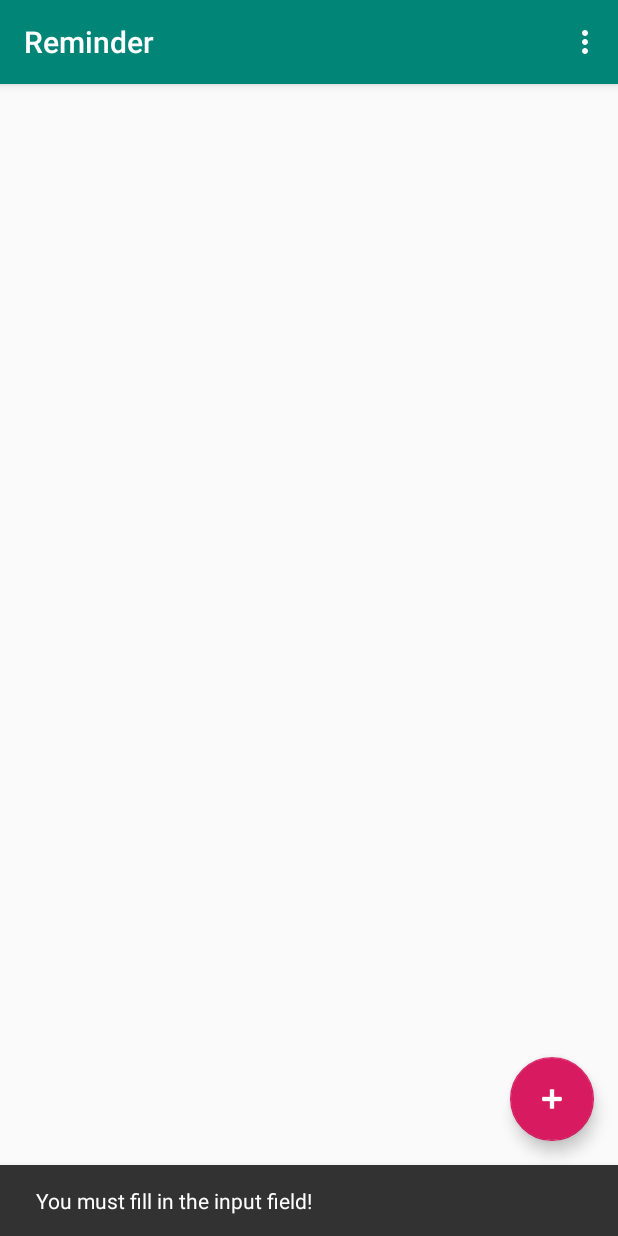
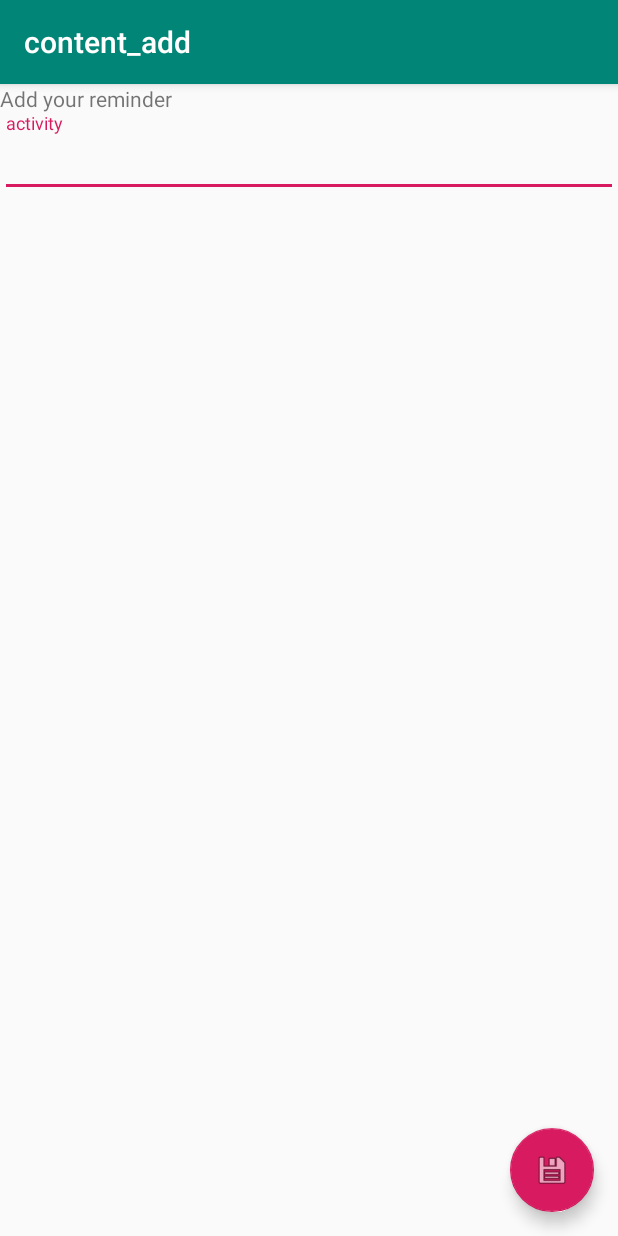
Before and after one commit to LorenzoKorn/reminderApp, an Android app: the screen it shows after launch (MainActivity before the commit, AddActivity after it), after a tap on an icon or button, on a phone screen of 412 x 824 dp. Run offline under Robolectric (Android 15) with nearby library versions, the phone set to English and light mode, and no system bars.

Commit message:
implemented multiscreen

```diff
--- a/app/build.gradle
+++ b/app/build.gradle
@@ -20,11 +20,14 @@ android {
             proguardFiles getDefaultProguardFile('proguard-android-optimize.txt'), 'proguard-rules.pro'
         }
     }
+    androidExtensions {
+        experimental = true
+    }
 }
 
 dependencies {
     implementation fileTree(dir: 'libs', include: ['*.jar'])
-    implementation"org.jetbrains.kotlin:kotlin-stdlib-jdk7:$kotlin_version"
+    implementation "org.jetbrains.kotlin:kotlin-stdlib-jdk7:$kotlin_version"
     implementation 'androidx.appcompat:appcompat:1.0.2'
     implementation 'androidx.core:core-ktx:1.0.2'
     implementation 'androidx.constraintlayout:constraintlayout:1.1.3'
--- a/app/src/main/AndroidManifest.xml
+++ b/app/src/main/AndroidManifest.xml
@@ -9,6 +9,10 @@
         android:roundIcon="@mipmap/ic_launcher_round"
         android:supportsRtl="true"
         android:theme="@style/AppTheme">
+        <activity
+            android:name=".AddActivity"
+            android:label="@string/title_activity_content_add"
+            android:theme="@style/AppTheme.NoActionBar"></activity>
         <activity
             android:name=".MainActivity"
             android:label="@string/app_name"
--- /dev/null
+++ b/app/src/main/java/com/example/reminder/AddActivity.kt
@@ -0,0 +1,46 @@
+package com.example.reminder
+
+import android.app.Activity
+import android.content.Intent
+import android.os.Bundle
+import android.widget.Toast
+import com.google.android.material.snackbar.Snackbar
+import androidx.appcompat.app.AppCompatActivity
+
+import kotlinx.android.synthetic.main.activity_content_add.*
+import kotlinx.android.synthetic.main.content_add.*
+
+const val EXTRA_REMINDER = "EXTRA_REMINDER"
+
+class AddActivity : AppCompatActivity() {
+
+    override fun onCreate(savedInstanceState: Bundle?) {
+        super.onCreate(savedInstanceState)
+        setContentView(R.layout.activity_content_add)
+        setSupportActionBar(toolbar)
+
+        initViews()
+    }
+
+    private fun initViews() {
+        fab.setOnClickListener {
+            onSaveClick()
+        }
+    }
+
+    private fun onSaveClick() {
+        if (etAddReminder.text.toString().isNotBlank()) {
+            val reminder = Reminder(etAddReminder.text.toString())
+            val resultIntent = Intent()
+            resultIntent.putExtra(EXTRA_REMINDER, reminder)
+            setResult(Activity.RESULT_OK, resultIntent)
+            finish()
+        } else {
+            Toast.makeText(
+                this, "The reminder cannot be empty"
+                , Toast.LENGTH_SHORT
+            ).show()
+        }
+    }
+
+}
--- a/app/src/main/java/com/example/reminder/MainActivity.kt
+++ b/app/src/main/java/com/example/reminder/MainActivity.kt
@@ -1,7 +1,8 @@
 package com.example.reminder
 
+import android.app.Activity
+import android.content.Intent
 import android.os.Bundle
-import com.google.android.material.snackbar.Snackbar
 import androidx.appcompat.app.AppCompatActivity
 import android.view.Menu
 import android.view.MenuItem
@@ -12,6 +13,8 @@ import androidx.recyclerview.widget.RecyclerView
 
 import kotlinx.android.synthetic.main.activity_main.*
 import kotlinx.android.synthetic.main.content_main.*
+
+const val ADD_REMINDER_REQUEST_CODE = 100
 
 class MainActivity : AppCompatActivity() {
 
@@ -26,8 +29,7 @@ class MainActivity : AppCompatActivity() {
         initViews()
 
         fab.setOnClickListener {
-            val reminder = etReminderX.text.toString()
-            addReminder(reminder)
+            startAddActivity()
         }
     }
 
@@ -42,17 +44,6 @@ class MainActivity : AppCompatActivity() {
             )
         )
         createItemTouchHelper().attachToRecyclerView(rvReminders)
-    }
-
-    private fun addReminder(reminder: String) {
-        if (reminder.isNotBlank()) {
-            reminders.add(Reminder(reminder))
-            reminderAdapter.notifyDataSetChanged()
-            etReminderX.text?.clear()
-        } else {
-            Snackbar.make(etReminderX, "You must fill in the input field!", Snackbar.LENGTH_SHORT)
-                .show()
-        }
     }
 
     private fun createItemTouchHelper(): ItemTouchHelper {
@@ -89,4 +80,23 @@ class MainActivity : AppCompatActivity() {
             else -> super.onOptionsItemSelected(item)
         }
     }
+
+    // get the Reminder object from 'envelope'
+    override fun onActivityResult(requestCode: Int, resultCode: Int, data: Intent?) {
+        if (resultCode == Activity.RESULT_OK) {
+            when (requestCode) {
+                ADD_REMINDER_REQUEST_CODE -> {
+                    val reminder = data!!.getParcelableExtra<Reminder>(EXTRA_REMINDER)
+                    reminders.add(reminder)
+                    reminderAdapter.notifyDataSetChanged()
+                }
+            }
+        }
+    }
+
+
+    private fun startAddActivity() {
+        val intent = Intent(this, AddActivity::class.java)
+        startActivityForResult(intent, ADD_REMINDER_REQUEST_CODE)
+    }
 }
--- a/app/src/main/java/com/example/reminder/Reminder.kt
+++ b/app/src/main/java/com/example/reminder/Reminder.kt
@@ -1,3 +1,7 @@
 package com.example.reminder
 
-data class Reminder(var reminder: String)
+import android.os.Parcelable
+import kotlinx.android.parcel.Parcelize
+
+@Parcelize
+data class Reminder(var reminder: String) : Parcelable
--- /dev/null
+++ b/app/src/main/res/layout/activity_content_add.xml
@@ -0,0 +1,33 @@
+<?xml version="1.0" encoding="utf-8"?>
+<androidx.coordinatorlayout.widget.CoordinatorLayout xmlns:android="http://schemas.android.com/apk/res/android"
+    xmlns:app="http://schemas.android.com/apk/res-auto"
+    xmlns:tools="http://schemas.android.com/tools"
+    android:layout_width="match_parent"
+    android:layout_height="match_parent"
+    tools:context=".AddActivity">
+
+    <com.google.android.material.appbar.AppBarLayout
+        android:layout_width="match_parent"
+        android:layout_height="wrap_content"
+        android:theme="@style/AppTheme.AppBarOverlay">
+
+        <androidx.appcompat.widget.Toolbar
+            android:id="@+id/toolbar"
+            android:layout_width="match_parent"
+            android:layout_height="?attr/actionBarSize"
+            android:background="?attr/colorPrimary"
+            app:popupTheme="@style/AppTheme.PopupOverlay" />
+
+    </com.google.android.material.appbar.AppBarLayout>
+
+    <include layout="@layout/content_add" />
+
+    <com.google.android.material.floatingactionbutton.FloatingActionButton
+        android:id="@+id/fab"
+        android:layout_width="wrap_content"
+        android:layout_height="wrap_content"
+        android:layout_gravity="bottom|end"
+        android:layout_margin="@dimen/fab_margin"
+        app:srcCompat="@android:drawable/ic_menu_save" />
+
+</androidx.coordinatorlayout.widget.CoordinatorLayout>
--- /dev/null
+++ b/app/src/main/res/layout/content_add.xml
@@ -0,0 +1,34 @@
+<?xml version="1.0" encoding="utf-8"?>
+<androidx.constraintlayout.widget.ConstraintLayout xmlns:android="http://schemas.android.com/apk/res/android"
+    xmlns:app="http://schemas.android.com/apk/res-auto"
+    xmlns:tools="http://schemas.android.com/tools"
+    android:layout_width="match_parent"
+    android:layout_height="match_parent"
+    app:layout_behavior="@string/appbar_scrolling_view_behavior"
+    tools:context=".AddActivity"
+    tools:showIn="@layout/activity_content_add">
+
+    <com.google.android.material.textfield.TextInputLayout
+        android:layout_width="match_parent"
+        android:layout_height="wrap_content"
+        app:layout_constraintEnd_toEndOf="parent"
+        app:layout_constraintHorizontal_bias="0.0"
+        app:layout_constraintStart_toStartOf="parent"
+        app:layout_constraintTop_toBottomOf="@+id/textView">
+
+        <com.google.android.material.textfield.TextInputEditText
+            android:id="@+id/etAddReminder"
+            android:layout_width="match_parent"
+            android:layout_height="wrap_content"
+            android:hint="activity" />
+    </com.google.android.material.textfield.TextInputLayout>
+
+    <TextView
+        android:id="@+id/textView"
+        android:layout_width="0dp"
+        android:layout_height="wrap_content"
+        android:text="Add your reminder"
+        app:layout_constraintEnd_toEndOf="parent"
+        app:layout_constraintStart_toStartOf="parent"
+        app:layout_constraintTop_toTopOf="parent" />
+</androidx.constraintlayout.widget.ConstraintLayout>
--- a/app/src/main/res/layout/content_main.xml
+++ b/app/src/main/res/layout/content_main.xml
@@ -12,27 +12,10 @@
         android:id="@+id/rvReminders"
         android:layout_width="0dp"
         android:layout_height="0dp"
-        app:layout_constraintBottom_toTopOf="@+id/etReminder"
+        app:layout_constraintBottom_toBottomOf="parent"
         app:layout_constraintEnd_toEndOf="parent"
-        app:layout_constraintHorizontal_bias="0.503"
+        app:layout_constraintHorizontal_bias="1.0"
         app:layout_constraintStart_toStartOf="parent"
         app:layout_constraintTop_toTopOf="parent"
-        app:layout_constraintVertical_bias="1.0" />
-
-    <com.google.android.material.textfield.TextInputLayout
-        android:id="@+id/etReminder"
-        android:layout_width="0dp"
-        android:layout_height="wrap_content"
-        android:layout_marginBottom="16dp"
-        app:layout_constraintBottom_toBottomOf="parent"
-        app:layout_constraintStart_toStartOf="parent"
-        app:layout_constraintWidth_percent="0.75">
-
-        <com.google.android.material.textfield.TextInputEditText
-            android:id="@+id/etReminderX"
-            android:layout_width="match_parent"
-            android:layout_height="wrap_content"
-            android:hint="@string/give_reminder"
-            android:inputType="text" />
-    </com.google.android.material.textfield.TextInputLayout>
+        app:layout_constraintVertical_bias="0.0" />
 </androidx.constraintlayout.widget.ConstraintLayout>
--- a/app/src/main/res/values/strings.xml
+++ b/app/src/main/res/values/strings.xml
@@ -2,4 +2,6 @@
     <string name="app_name">Reminder</string>
     <string name="action_settings">Settings</string>
     <string name="give_reminder">Give reminder</string>
+    <string name="reminder_hint">Activity</string>
+    <string name="title_activity_content_add">content_add</string>
 </resources>
```
Also changed, not shown: app/src/main/res/layout/activity_main.xml (indentation only).
